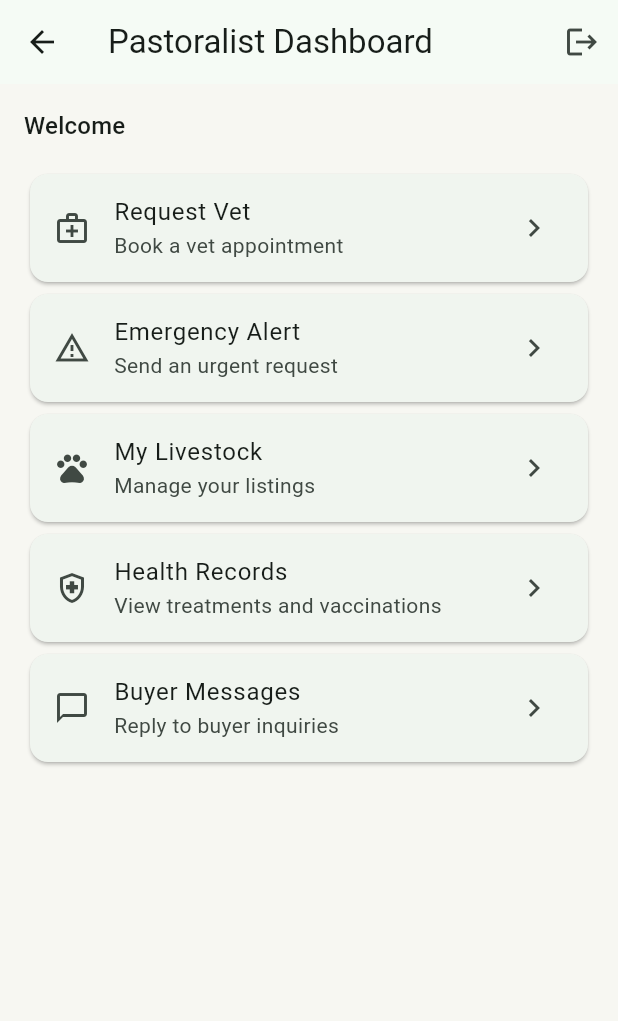
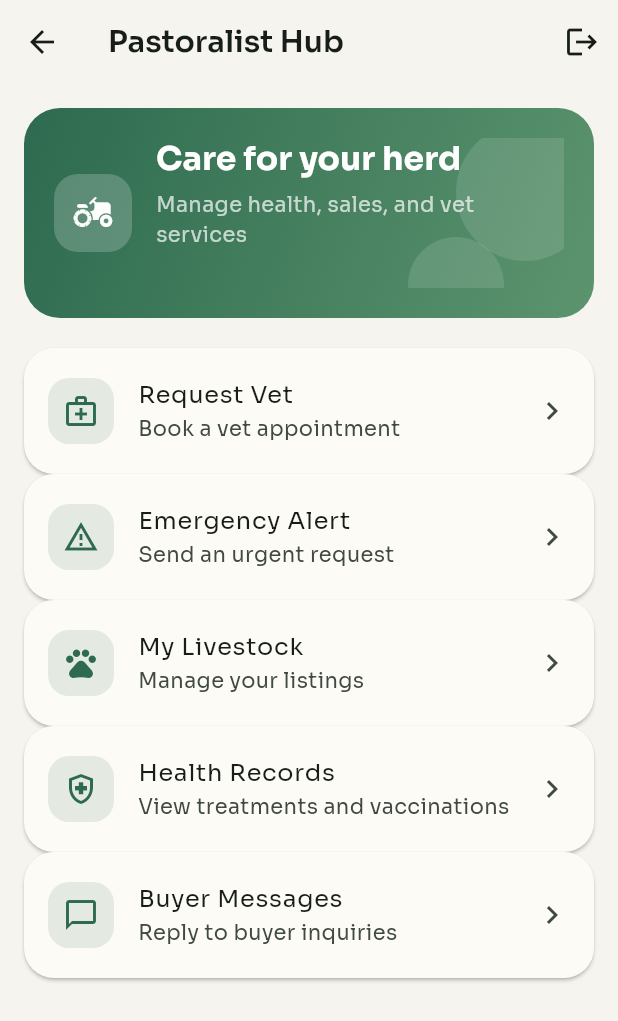
Before and after one commit to Crypt-Analyst/MifugoCare, a Flutter app: the PastoralistDashboard screen opened directly, on a phone screen of 412 x 824 dp. Shown: the top 1021 px of the screen. Run offline on Flutter 3.47's test engine with Material 3 defaults, Android fonts, the phone set to English and light mode, and no system bars; our stand-ins replace cloud_firestore, firebase_auth, firebase_core, firebase_messaging, flutter_local_notifications, google_fonts and 1 more; accounts and stored records are empty.

Commit message:
feat: polish dashboards and theme

```diff
--- a/lib/features/dashboards/admin_dashboard.dart
+++ b/lib/features/dashboards/admin_dashboard.dart
@@ -1,6 +1,8 @@
 import 'package:flutter/material.dart';
 
 import '../../data/repositories/auth_repository.dart';
+import '../../shared/widgets/dashboard_action_card.dart';
+import '../../shared/widgets/dashboard_header.dart';
 import '../admin/screens/listing_moderation_screen.dart';
 import '../admin/screens/reports_screen.dart';
 import '../admin/screens/user_management_screen.dart';
@@ -13,7 +15,7 @@ class AdminDashboard extends StatelessWidget {
   Widget build(BuildContext context) {
     return Scaffold(
       appBar: AppBar(
-        title: const Text('Admin Dashboard'),
+        title: const Text('Admin Control'),
         actions: [
           IconButton(
             icon: const Icon(Icons.logout),
@@ -24,7 +26,13 @@ class AdminDashboard extends StatelessWidget {
       body: ListView(
         padding: const EdgeInsets.all(16),
         children: [
-          _ActionCard(
+          const DashboardHeader(
+            title: 'System oversight',
+            subtitle: 'Verify vets and protect market integrity',
+            icon: Icons.shield,
+          ),
+          const SizedBox(height: 20),
+          DashboardActionCard(
             title: 'Vet Verification',
             subtitle: 'Approve veterinary officers',
             icon: Icons.verified_user,
@@ -36,7 +44,7 @@ class AdminDashboard extends StatelessWidget {
               );
             },
           ),
-          _ActionCard(
+          DashboardActionCard(
             title: 'User Management',
             subtitle: 'Activate or deactivate users',
             icon: Icons.manage_accounts,
@@ -48,7 +56,7 @@ class AdminDashboard extends StatelessWidget {
               );
             },
           ),
-          _ActionCard(
+          DashboardActionCard(
             title: 'Listing Moderation',
             subtitle: 'Suspend or approve listings',
             icon: Icons.inventory_2,
@@ -60,7 +68,7 @@ class AdminDashboard extends StatelessWidget {
               );
             },
           ),
-          _ActionCard(
+          DashboardActionCard(
             title: 'Reports',
             subtitle: 'Review misuse reports',
             icon: Icons.report_problem,
@@ -77,30 +85,3 @@ class AdminDashboard extends StatelessWidget {
     );
   }
 }
-
-class _ActionCard extends StatelessWidget {
-  const _ActionCard({
-    required this.title,
-    required this.subtitle,
-    required this.icon,
-    required this.onTap,
-  });
-
-  final String title;
-  final String subtitle;
-  final IconData icon;
-  final VoidCallback onTap;
-
-  @override
-  Widget build(BuildContext context) {
-    return Card(
-      child: ListTile(
-        leading: Icon(icon),
-        title: Text(title),
-        subtitle: Text(subtitle),
-        trailing: const Icon(Icons.chevron_right),
-        onTap: onTap,
-      ),
-    );
-  }
-}
--- a/lib/features/dashboards/buyer_dashboard.dart
+++ b/lib/features/dashboards/buyer_dashboard.dart
@@ -1,6 +1,8 @@
 import 'package:flutter/material.dart';
 
 import '../../data/repositories/auth_repository.dart';
+import '../../shared/widgets/dashboard_action_card.dart';
+import '../../shared/widgets/dashboard_header.dart';
 import '../buyer/screens/buyer_listings_screen.dart';
 import '../buyer/screens/buyer_messages_screen.dart';
 import '../buyer/screens/buyer_saved_listings_screen.dart';
@@ -12,7 +14,7 @@ class BuyerDashboard extends StatelessWidget {
   Widget build(BuildContext context) {
     return Scaffold(
       appBar: AppBar(
-        title: const Text('Buyer Dashboard'),
+        title: const Text('Buyer Market'),
         actions: [
           IconButton(
             icon: const Icon(Icons.logout),
@@ -23,7 +25,13 @@ class BuyerDashboard extends StatelessWidget {
       body: ListView(
         padding: const EdgeInsets.all(16),
         children: [
-          _ActionCard(
+          const DashboardHeader(
+            title: 'Browse verified livestock',
+            subtitle: 'Find healthy animals and connect fast',
+            icon: Icons.storefront,
+          ),
+          const SizedBox(height: 20),
+          DashboardActionCard(
             title: 'Browse Listings',
             subtitle: 'Filter livestock by type and location',
             icon: Icons.storefront,
@@ -33,7 +41,7 @@ class BuyerDashboard extends StatelessWidget {
               );
             },
           ),
-          _ActionCard(
+          DashboardActionCard(
             title: 'Messages',
             subtitle: 'Contact pastoralists',
             icon: Icons.chat_bubble_outline,
@@ -43,7 +51,7 @@ class BuyerDashboard extends StatelessWidget {
               );
             },
           ),
-          _ActionCard(
+          DashboardActionCard(
             title: 'Saved Listings',
             subtitle: 'Keep track of favorites',
             icon: Icons.bookmark_border,
@@ -60,30 +68,3 @@ class BuyerDashboard extends StatelessWidget {
     );
   }
 }
-
-class _ActionCard extends StatelessWidget {
-  const _ActionCard({
-    required this.title,
-    required this.subtitle,
-    required this.icon,
-    required this.onTap,
-  });
-
-  final String title;
-  final String subtitle;
-  final IconData icon;
-  final VoidCallback onTap;
-
-  @override
-  Widget build(BuildContext context) {
-    return Card(
-      child: ListTile(
-        leading: Icon(icon),
-        title: Text(title),
-        subtitle: Text(subtitle),
-        trailing: const Icon(Icons.chevron_right),
-        onTap: onTap,
-      ),
-    );
-  }
-}
--- a/lib/features/dashboards/pastoralist_dashboard.dart
+++ b/lib/features/dashboards/pastoralist_dashboard.dart
@@ -2,6 +2,8 @@ import 'package:firebase_auth/firebase_auth.dart';
 import 'package:flutter/material.dart';
 
 import '../../data/repositories/auth_repository.dart';
+import '../../shared/widgets/dashboard_action_card.dart';
+import '../../shared/widgets/dashboard_header.dart';
 import '../pastoralist/screens/emergency_alert_screen.dart';
 import '../pastoralist/screens/health_records_screen.dart';
 import '../pastoralist/screens/livestock_list_screen.dart';
@@ -16,7 +18,7 @@ class PastoralistDashboard extends StatelessWidget {
     final user = FirebaseAuth.instance.currentUser;
     return Scaffold(
       appBar: AppBar(
-        title: const Text('Pastoralist Dashboard'),
+        title: const Text('Pastoralist Hub'),
         actions: [
           IconButton(
             icon: const Icon(Icons.logout),
@@ -27,12 +29,14 @@ class PastoralistDashboard extends StatelessWidget {
       body: ListView(
         padding: const EdgeInsets.all(16),
         children: [
-          Text(
-            'Welcome ${user?.email ?? ''}',
-            style: Theme.of(context).textTheme.titleMedium,
+          DashboardHeader(
+            title: 'Care for your herd',
+            subtitle: 'Manage health, sales, and vet services',
+            caption: user?.email ?? 'Stay connected to your vet network',
+            icon: Icons.agriculture,
           ),
-          const SizedBox(height: 16),
-          _ActionCard(
+          const SizedBox(height: 20),
+          DashboardActionCard(
             title: 'Request Vet',
             subtitle: 'Book a vet appointment',
             icon: Icons.medical_services_outlined,
@@ -42,7 +46,7 @@ class PastoralistDashboard extends StatelessWidget {
               );
             },
           ),
-          _ActionCard(
+          DashboardActionCard(
             title: 'Emergency Alert',
             subtitle: 'Send an urgent request',
             icon: Icons.warning_amber_outlined,
@@ -52,7 +56,7 @@ class PastoralistDashboard extends StatelessWidget {
               );
             },
           ),
-          _ActionCard(
+          DashboardActionCard(
             title: 'My Livestock',
             subtitle: 'Manage your listings',
             icon: Icons.pets_outlined,
@@ -62,7 +66,7 @@ class PastoralistDashboard extends StatelessWidget {
               );
             },
           ),
-          _ActionCard(
+          DashboardActionCard(
             title: 'Health Records',
             subtitle: 'View treatments and vaccinations',
             icon: Icons.health_and_safety_outlined,
@@ -72,7 +76,7 @@ class PastoralistDashboard extends StatelessWidget {
               );
             },
           ),
-          _ActionCard(
+          DashboardActionCard(
             title: 'Buyer Messages',
             subtitle: 'Reply to buyer inquiries',
             icon: Icons.chat_bubble_outline,
@@ -89,30 +93,3 @@ class PastoralistDashboard extends StatelessWidget {
     );
   }
 }
-
-class _ActionCard extends StatelessWidget {
-  const _ActionCard({
-    required this.title,
-    required this.subtitle,
-    required this.icon,
-    required this.onTap,
-  });
-
-  final String title;
-  final String subtitle;
-  final IconData icon;
-  final VoidCallback onTap;
-
-  @override
-  Widget build(BuildContext context) {
-    return Card(
-      child: ListTile(
-        leading: Icon(icon),
-        title: Text(title),
-        subtitle: Text(subtitle),
-        trailing: const Icon(Icons.chevron_right),
-        onTap: onTap,
-      ),
-    );
-  }
-}
--- a/lib/features/dashboards/vet_dashboard.dart
+++ b/lib/features/dashboards/vet_dashboard.dart
@@ -1,6 +1,8 @@
 import 'package:flutter/material.dart';
 
 import '../../data/repositories/auth_repository.dart';
+import '../../shared/widgets/dashboard_action_card.dart';
+import '../../shared/widgets/dashboard_header.dart';
 import '../vet/screens/vet_emergency_alerts_screen.dart';
 import '../vet/screens/vet_health_record_screen.dart';
 import '../vet/screens/vet_requests_screen.dart';
@@ -12,7 +14,7 @@ class VetDashboard extends StatelessWidget {
   Widget build(BuildContext context) {
     return Scaffold(
       appBar: AppBar(
-        title: const Text('Vet Dashboard'),
+        title: const Text('Vet Center'),
         actions: [
           IconButton(
             icon: const Icon(Icons.logout),
@@ -23,7 +25,13 @@ class VetDashboard extends StatelessWidget {
       body: ListView(
         padding: const EdgeInsets.all(16),
         children: [
-          _ActionCard(
+          const DashboardHeader(
+            title: 'On-call services',
+            subtitle: 'Respond to requests and update records',
+            icon: Icons.local_hospital,
+          ),
+          const SizedBox(height: 20),
+          DashboardActionCard(
             title: 'Appointments',
             subtitle: 'Accept or decline requests',
             icon: Icons.event_note,
@@ -33,7 +41,7 @@ class VetDashboard extends StatelessWidget {
               );
             },
           ),
-          _ActionCard(
+          DashboardActionCard(
             title: 'Emergency Alerts',
             subtitle: 'Respond to urgent requests',
             icon: Icons.sos,
@@ -45,7 +53,7 @@ class VetDashboard extends StatelessWidget {
               );
             },
           ),
-          _ActionCard(
+          DashboardActionCard(
             title: 'Health Records',
             subtitle: 'Update treatments & vaccinations',
             icon: Icons.health_and_safety,
@@ -62,30 +70,3 @@ class VetDashboard extends StatelessWidget {
     );
   }
 }
-
-class _ActionCard extends StatelessWidget {
-  const _ActionCard({
-    required this.title,
-    required this.subtitle,
-    required this.icon,
-    required this.onTap,
-  });
-
-  final String title;
-  final String subtitle;
-  final IconData icon;
-  final VoidCallback onTap;
-
-  @override
-  Widget build(BuildContext context) {
-    return Card(
-      child: ListTile(
-        leading: Icon(icon),
-        title: Text(title),
-        subtitle: Text(subtitle),
-        trailing: const Icon(Icons.chevron_right),
-        onTap: onTap,
-      ),
-    );
-  }
-}
--- /dev/null
+++ b/lib/shared/widgets/dashboard_action_card.dart
@@ -0,0 +1,52 @@
+import 'package:flutter/material.dart';
+
+class DashboardActionCard extends StatelessWidget {
+  const DashboardActionCard({
+    super.key,
+    required this.title,
+    required this.subtitle,
+    required this.icon,
+    required this.onTap,
+  });
+
+  final String title;
+  final String subtitle;
+  final IconData icon;
+  final VoidCallback onTap;
+
+  @override
+  Widget build(BuildContext context) {
+    final colorScheme = Theme.of(context).colorScheme;
+    return TweenAnimationBuilder<double>(
+      duration: const Duration(milliseconds: 450),
+      curve: Curves.easeOutCubic,
+      tween: Tween(begin: 0.0, end: 1.0),
+      builder: (context, value, child) {
+        return Opacity(
+          opacity: value,
+          child: Transform.translate(
+            offset: Offset(0, (1 - value) * 10),
+            child: child,
+          ),
+        );
+      },
+      child: Card(
+        child: ListTile(
+          leading: Container(
+            width: 44,
+            height: 44,
+            decoration: BoxDecoration(
+              color: colorScheme.primary.withOpacity(0.12),
+              borderRadius: BorderRadius.circular(14),
+            ),
+            child: Icon(icon, color: colorScheme.primary),
+          ),
+          title: Text(title),
+          subtitle: Text(subtitle),
+          trailing: const Icon(Icons.chevron_right),
+          onTap: onTap,
+        ),
+      ),
+    );
+  }
+}
--- /dev/null
+++ b/lib/shared/widgets/dashboard_header.dart
@@ -0,0 +1,98 @@
+import 'package:flutter/material.dart';
+
+class DashboardHeader extends StatelessWidget {
+  const DashboardHeader({
+    super.key,
+    required this.title,
+    required this.subtitle,
+    required this.icon,
+    this.caption,
+  });
+
+  final String title;
+  final String subtitle;
+  final IconData icon;
+  final String? caption;
+
+  @override
+  Widget build(BuildContext context) {
+    final colorScheme = Theme.of(context).colorScheme;
+    return Container(
+      padding: const EdgeInsets.all(20),
+      decoration: BoxDecoration(
+        borderRadius: BorderRadius.circular(24),
+        gradient: LinearGradient(
+          colors: [
+            colorScheme.primary,
+            colorScheme.secondary,
+          ],
+          begin: Alignment.topLeft,
+          end: Alignment.bottomRight,
+        ),
+      ),
+      child: Stack(
+        children: [
+          Positioned(
+            right: -20,
+            top: -10,
+            child: CircleAvatar(
+              radius: 46,
+              backgroundColor: Colors.white.withOpacity(0.12),
+            ),
+          ),
+          Positioned(
+            right: 40,
+            bottom: -30,
+            child: CircleAvatar(
+              radius: 32,
+              backgroundColor: Colors.white.withOpacity(0.12),
+            ),
+          ),
+          Row(
+            children: [
+              Container(
+                padding: const EdgeInsets.all(12),
+                decoration: BoxDecoration(
+                  color: Colors.white.withOpacity(0.2),
+                  borderRadius: BorderRadius.circular(16),
+                ),
+                child: Icon(icon, color: Colors.white, size: 28),
+              ),
+              const SizedBox(width: 16),
+              Expanded(
+                child: Column(
+                  crossAxisAlignment: CrossAxisAlignment.start,
+                  children: [
+                    Text(
+                      title,
+                      style: Theme.of(context).textTheme.titleLarge?.copyWith(
+                            color: Colors.white,
+                            fontWeight: FontWeight.w700,
+                          ),
+                    ),
+                    const SizedBox(height: 6),
+                    Text(
+                      subtitle,
+                      style: Theme.of(context).textTheme.bodyMedium?.copyWith(
+                            color: Colors.white70,
+                          ),
+                    ),
+                    if (caption != null) ...[
+                      const SizedBox(height: 10),
+                      Text(
+                        caption!,
+                        style: Theme.of(context).textTheme.labelMedium?.copyWith(
+                              color: Colors.white70,
+                            ),
+                      ),
+                    ],
+                  ],
+                ),
+              ),
+            ],
+          ),
+        ],
+      ),
+    );
+  }
+}
--- a/pubspec.yaml
+++ b/pubspec.yaml
@@ -40,6 +40,7 @@ dependencies:
   google_sign_in: ^6.2.1
   firebase_messaging: ^15.1.0
   flutter_local_notifications: ^17.2.1
+  google_fonts: ^6.2.1
 
 dev_dependencies:
   flutter_test:
```
Also changed, not shown: lib/core/constants/app_theme.dart (+46 -2 lines).
